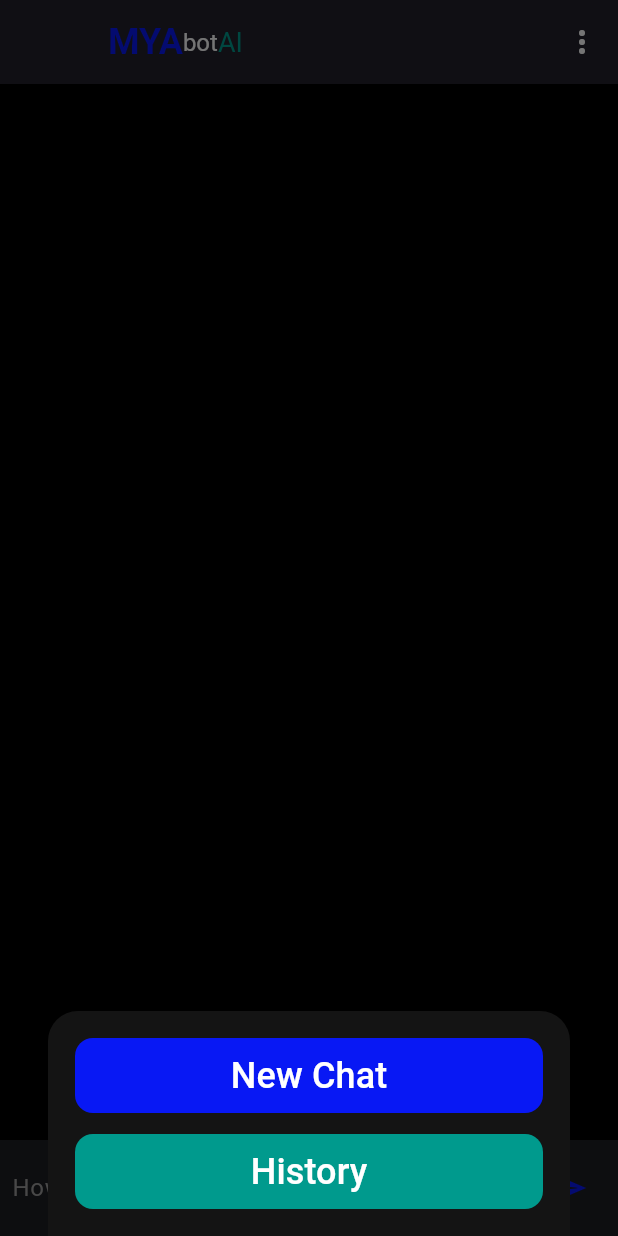
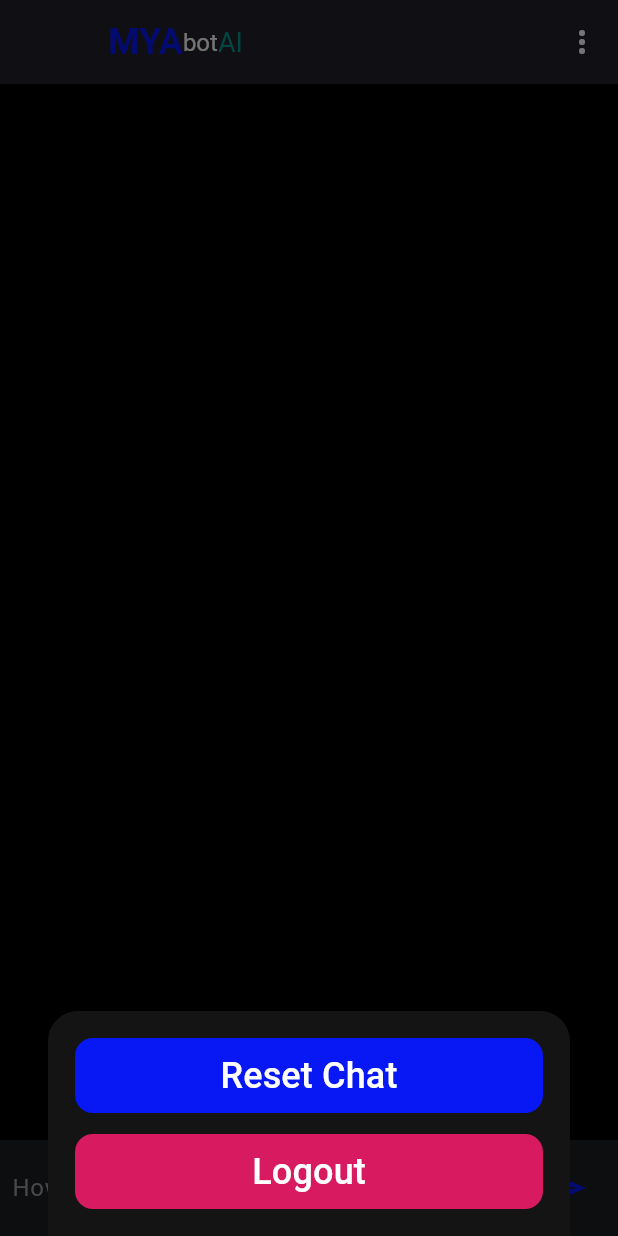
Before and after one commit to ninhdangthanh/openai_chatgpt_chatapp, a Flutter app: the ChatScreen screen opened by its route, after a tap on the "more vert" icon, on a phone screen of 412 x 824 dp. Run offline on Flutter 3.47's test engine with Material 3 defaults, Android fonts, the phone set to English and light mode, and no system bars; our stand-ins replace flutter_spinkit, flutter_tts.

Commit message:
remove history

```diff
--- a/lib/main.dart
+++ b/lib/main.dart
@@ -60,7 +60,7 @@ class _MyAppMaterialState extends State<MyAppMaterial> {
           appBarTheme: AppBarTheme(
             color: myColorsProvider.cardColor,
           )),
-      home: const WelcomeScreen(),
+      home: const ChatScreen(),
     );
   }
 }
--- a/lib/services/services.dart
+++ b/lib/services/services.dart
@@ -60,7 +60,7 @@ class Services {
                     },
                     child: const Center(
                       child: Text(
-                        "New Chat",
+                        "Reset Chat",
                         style: TextStyle(color: Colors.white, fontSize: 24),
                       ),
                     ),
@@ -73,23 +73,23 @@ class Services {
                   width: screenWidth - 100,
                   decoration: BoxDecoration(
                     borderRadius: BorderRadius.circular(12.0),
-                    color: myColorsProvider.buttonHistoryColor,
+                    color: myColorsProvider.buttonCancleColor,
                   ),
                   child: TextButton(
                     onPressed: () {
                       // final route = MaterialPageRoute(
                       //     builder: (context) => HistoryScreen());
                       // Navigator.push(context, route);
-                      Navigator.pushNamed(context, '/history-screen');
-                      Navigator.pushNamed(
-                        context,
-                        '/history-screen',
-                        arguments: {'prevPage': '/chat-screen'},
-                      );
+                      // Navigator.pushNamed(context, '/history-screen');
+                      // Navigator.pushNamed(
+                      //   context,
+                      //   '/history-screen',
+                      //   arguments: {'prevPage': '/chat-screen'},
+                      // );
                     },
                     child: const Center(
                       child: Text(
-                        "History",
+                        "Logout",
                         style: TextStyle(color: Colors.white, fontSize: 24),
                       ),
                     ),
```
Also changed, not shown: lib/screens/welcome.dart (+24 -24 lines).
